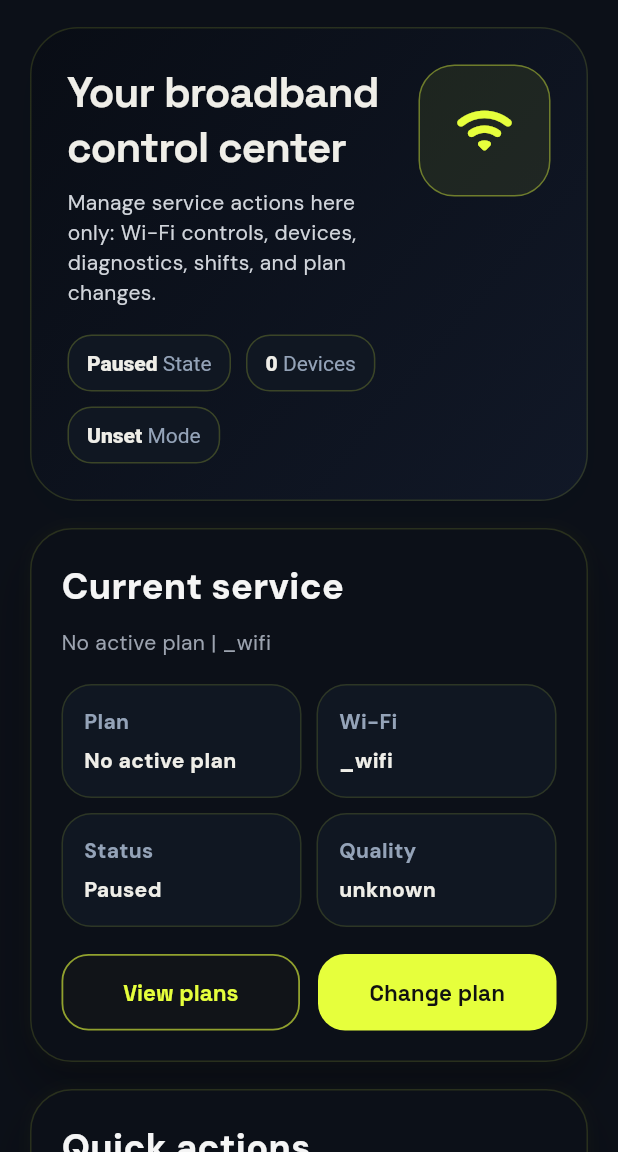
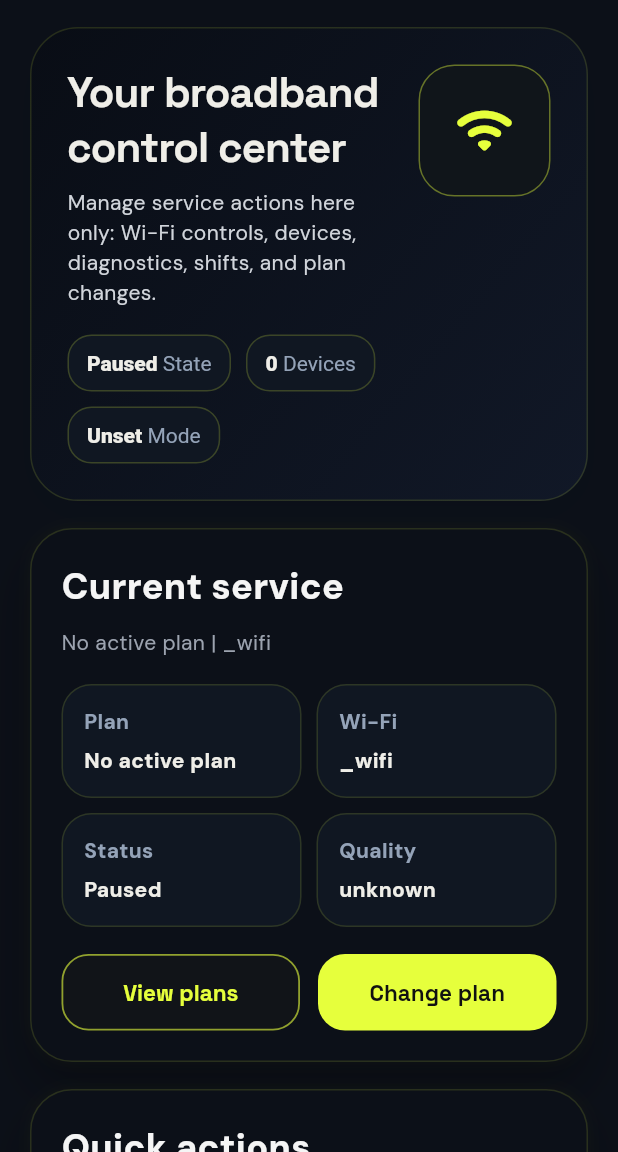
Before and after one commit to Netlayer-global/justfiber-platform, a Flutter app: the ServiceHubScreen screen opened directly, on a phone screen of 412 x 824 dp, the part 84-1236 px from its top. Run offline on Flutter 3.47's test engine with Material 3 defaults, Android fonts, the phone set to English and light mode, and no system bars; our stand-ins replace flutter_map, geolocator, google_fonts, latlong2, share_plus, shared_preferences and 1 more; missing offline and left inert: razorpay_flutter; accounts and stored records are empty; network calls fail.

Commit message:
Refine customer alert and service shells

```diff
--- a/frontend/flutter_customer_app/lib/src/screens/service_hub_screen.dart
+++ b/frontend/flutter_customer_app/lib/src/screens/service_hub_screen.dart
@@ -94,7 +94,7 @@ class ServiceHubScreen extends StatelessWidget {
                   width: 88,
                   height: 88,
                   decoration: BoxDecoration(
-                    color: const Color(0x14E6FF3C),
+                    color: const Color(0xFF10151A),
                     borderRadius: BorderRadius.circular(24),
                     border: Border.all(color: const Color(0x66E6FF3C)),
                   ),
@@ -307,8 +307,9 @@ class ServiceHubScreen extends StatelessWidget {
                                   width: 68,
                                   height: 68,
                                   decoration: BoxDecoration(
-                                    color: const Color(0xFF0B0F19),
+                                    color: const Color(0xFF10151A),
                                     borderRadius: BorderRadius.circular(18),
+                                    border: Border.all(color: const Color(0x33E6FF3C)),
                                   ),
                                   child: const Icon(Icons.add_box_outlined, size: 32, color: Color(0xFFE6FF3C)),
                                 ),
```
Also changed, not shown: frontend/flutter_customer_app/lib/src/screens/notifications_screen.dart (+7 -7 lines).
